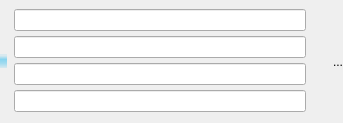
This is track.ui in keshavbhatt/olivia as Qt 5 draws it before an edit. The edited form follows.
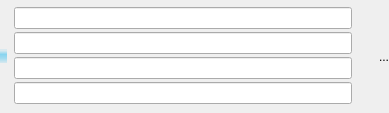
This is the edited form. Icons and pictures are not drawn.

```diff
--- a/track.ui
+++ b/track.ui
@@ -6,8 +6,8 @@
    <rect>
     <x>0</x>
     <y>0</y>
-    <width>343</width>
-    <height>123</height>
+    <width>389</width>
+    <height>113</height>
    </rect>
   </property>
   <property name="sizePolicy">
```
